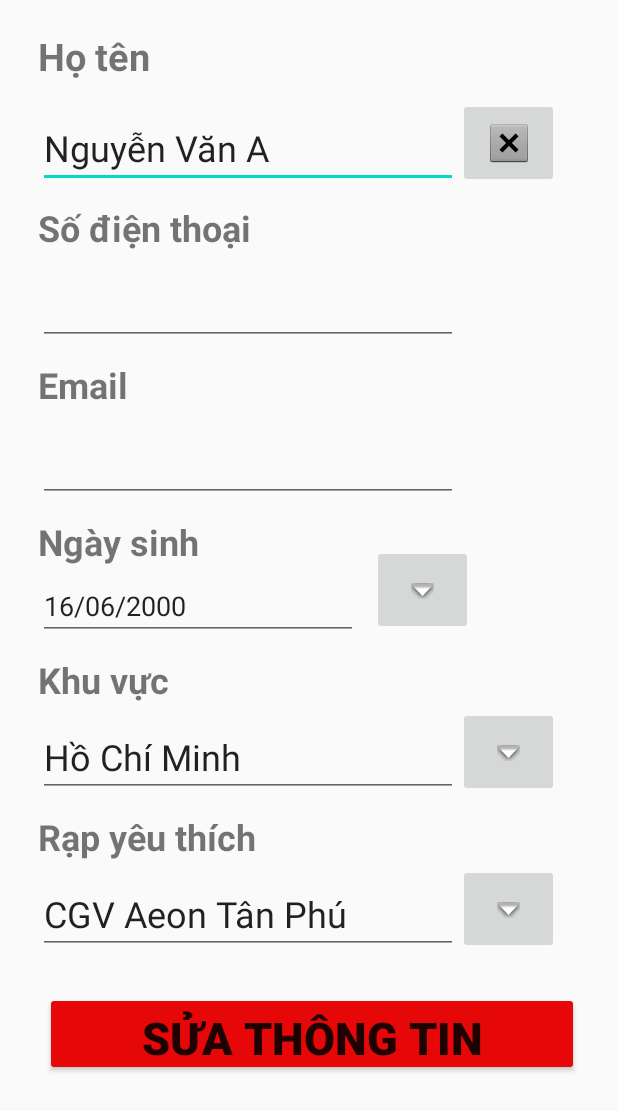
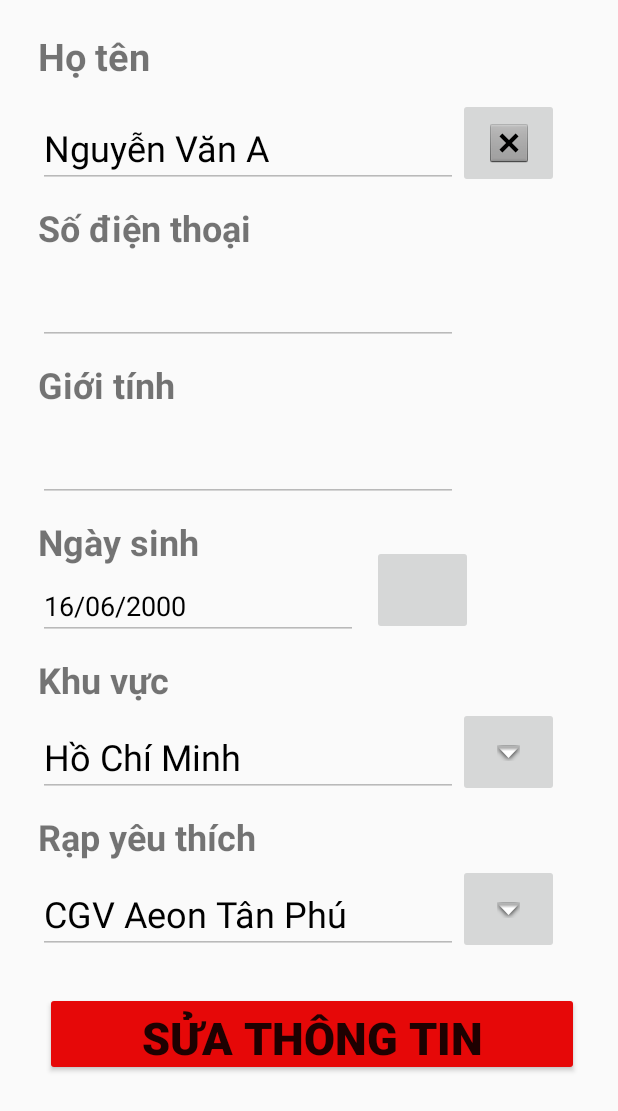
Before and after one commit to BuiNguyenHieuNhan-CDTH18PMC/DoAnLTDD, an Android app: the layout activity_form__thong__tin.xml on its own in the app's theme, with its tools: preview values and no code run, on a phone screen of 412 x 824 dp. Shown: the top 1111 px of the screen. Run offline under Robolectric (Android 15) with nearby library versions, the phone set to English and light mode, and no system bars; network calls fail.

Commit message:
cap nhat lan 3

```diff
--- a/Demo1111/app/src/main/java/com/example/demo11_11/ChiTietPhim/ThongTin.java
+++ b/Demo1111/app/src/main/java/com/example/demo11_11/ChiTietPhim/ThongTin.java
@@ -40,7 +40,6 @@ public class ThongTin extends Fragment {
     String shareProFile = "com.show_phim.dang_chieu";
     TextView ten, nd;
     EditText khoichieu, theloai, daodien, dienvien, thoiluong, quocgia;
-    Intent intent = new Intent();
     @Override
     public View onCreateView(LayoutInflater inflater, ViewGroup container,
                              Bundle savedInstanceState) {
--- a/Demo1111/app/src/main/res/layout/activity_form__thong__tin.xml
+++ b/Demo1111/app/src/main/res/layout/activity_form__thong__tin.xml
@@ -17,13 +17,7 @@
         android:textSize="25sp"
         android:textStyle="bold"
         android:layout_marginLeft="25dp"
-        android:layout_marginTop="20dp"
-        app:layout_constraintBottom_toBottomOf="parent"
-        app:layout_constraintEnd_toEndOf="parent"
-        app:layout_constraintHorizontal_bias="0.136"
-        app:layout_constraintStart_toStartOf="parent"
-        app:layout_constraintTop_toTopOf="parent"
-        app:layout_constraintVertical_bias="0.067" />
+        android:layout_marginTop="20dp"/>
     <EditText
         android:id="@+id/editTextHoTen"
         android:layout_width="wrap_content"
@@ -35,12 +29,8 @@
         android:textSize="24sp"
         android:layout_below="@id/txtHoten"
         android:layout_marginLeft="25dp"
-        app:layout_constraintBottom_toBottomOf="parent"
-        app:layout_constraintEnd_toEndOf="parent"
-        app:layout_constraintHorizontal_bias="0.315"
-        app:layout_constraintStart_toStartOf="parent"
-        app:layout_constraintTop_toTopOf="parent"
-        app:layout_constraintVertical_bias="0.115" />
+        android:textColor="@color/black"
+        android:enabled="false"/>
 
     <ImageButton
         android:id="@+id/imagexoa"
@@ -59,13 +49,7 @@
         android:layout_marginTop="10dp"
         android:textStyle="bold"
         android:layout_below="@id/editTextHoTen"
-        android:layout_marginLeft="25dp"
-        app:layout_constraintBottom_toBottomOf="parent"
-        app:layout_constraintEnd_toEndOf="parent"
-        app:layout_constraintHorizontal_bias="0.136"
-        app:layout_constraintStart_toStartOf="parent"
-        app:layout_constraintTop_toTopOf="parent"
-        app:layout_constraintVertical_bias="0.187" />
+        android:layout_marginLeft="25dp"/>
     <EditText
         android:id="@+id/editTextSDT"
         android:layout_width="wrap_content"
@@ -76,44 +60,30 @@
         android:layout_marginTop="10dp"
         android:layout_below="@id/txtSDT"
         android:layout_marginLeft="25dp"
-        app:layout_constraintBottom_toBottomOf="parent"
-        app:layout_constraintEnd_toEndOf="parent"
-        app:layout_constraintHorizontal_bias="0.315"
-        app:layout_constraintStart_toStartOf="parent"
-        app:layout_constraintTop_toTopOf="parent"
-        app:layout_constraintVertical_bias="0.238" />
+        android:textColor="@color/black"
+        android:enabled="false"/>
     <TextView
-        android:id="@+id/txtEmail"
+        android:id="@+id/tv_GioiTinh"
         android:layout_width="103dp"
         android:layout_height="31dp"
-        android:text="Email"
+        android:text="Giới tính"
         android:textSize="24sp"
         android:textStyle="bold"
         android:layout_marginTop="10dp"
         android:layout_below="@id/editTextSDT"
-        android:layout_marginLeft="25dp"
-        app:layout_constraintBottom_toBottomOf="parent"
-        app:layout_constraintEnd_toEndOf="parent"
-        app:layout_constraintHorizontal_bias="0.136"
-        app:layout_constraintStart_toStartOf="parent"
-        app:layout_constraintTop_toTopOf="parent"
-        app:layout_constraintVertical_bias="0.307" />
+        android:layout_marginLeft="25dp" />
     <EditText
-        android:id="@+id/editTextEmail"
+        android:id="@+id/editTextGioiTinh"
         android:layout_width="wrap_content"
         android:layout_height="wrap_content"
         android:ems="10"
         android:inputType="textEmailAddress"
-        android:layout_below="@id/txtEmail"
+        android:layout_below="@id/tv_GioiTinh"
         android:layout_marginLeft="25dp"
         android:textSize="24sp"
         android:layout_marginTop="10dp"
-        app:layout_constraintBottom_toBottomOf="parent"
-        app:layout_constraintEnd_toEndOf="parent"
-        app:layout_constraintHorizontal_bias="0.315"
-        app:layout_constraintStart_toStartOf="parent"
-        app:layout_constraintTop_toTopOf="parent"
-        app:layout_constraintVertical_bias="0.362" />
+        android:textColor="@color/black"
+        android:enabled="false"/>
     <TextView
         android:id="@+id/txtngay"
         android:layout_width="161dp"
@@ -121,15 +91,9 @@
         android:text="Ngày sinh"
         android:textSize="24sp"
         android:layout_marginTop="10dp"
-        android:layout_below="@id/editTextEmail"
+        android:layout_below="@id/editTextGioiTinh"
         android:layout_marginLeft="25dp"
-        android:textStyle="bold"
-        app:layout_constraintBottom_toBottomOf="parent"
-        app:layout_constraintEnd_toEndOf="parent"
-        app:layout_constraintHorizontal_bias="0.168"
-        app:layout_constraintStart_toStartOf="parent"
-        app:layout_constraintTop_toTopOf="parent"
-        app:layout_constraintVertical_bias="0.425" />
+        android:textStyle="bold"/>
     <EditText
         android:id="@+id/ngay"
         android:layout_width="wrap_content"
@@ -140,10 +104,8 @@
         android:ems="10"
         android:inputType="textPersonName"
         android:text="16/06/2000"
-        app:layout_constraintBottom_toBottomOf="parent"
-        app:layout_constraintEnd_toEndOf="parent"
-        app:layout_constraintStart_toStartOf="parent"
-        app:layout_constraintTop_toTopOf="parent" />
+        android:textColor="@color/black"
+        android:enabled="false"/>
 
 
     <ImageButton
@@ -154,12 +116,7 @@
         android:layout_marginLeft="9dp"
         android:layout_marginBottom="3dp"
         android:layout_toRightOf="@id/ngay"
-        android:onClick="chonngay"
-        app:layout_constraintBottom_toBottomOf="parent"
-        app:layout_constraintEnd_toEndOf="parent"
-        app:layout_constraintStart_toEndOf="@+id/ngay"
-        app:layout_constraintTop_toTopOf="parent"
-        app:srcCompat="@android:drawable/arrow_down_float" />
+        android:onClick="chonngay"/>
 
     <TextView
         android:id="@+id/txtkhuvuc"
@@ -170,13 +127,7 @@
         android:layout_marginLeft="25dp"
         android:layout_below="@id/ngay"
         android:textSize="24sp"
-        android:textStyle="bold"
-        app:layout_constraintBottom_toBottomOf="parent"
-        app:layout_constraintEnd_toEndOf="parent"
-        app:layout_constraintHorizontal_bias="0.168"
-        app:layout_constraintStart_toStartOf="parent"
-        app:layout_constraintTop_toTopOf="parent"
-        app:layout_constraintVertical_bias="0.534" />
+        android:textStyle="bold"/>
 
     <EditText
         android:id="@+id/editTextkhuvuc"
@@ -189,12 +140,8 @@
         android:layout_marginLeft="25dp"
         android:textSize="24sp"
         android:layout_marginTop="10dp"
-        app:layout_constraintBottom_toBottomOf="parent"
-        app:layout_constraintEnd_toEndOf="parent"
-        app:layout_constraintHorizontal_bias="0.315"
-        app:layout_constraintStart_toStartOf="parent"
-        app:layout_constraintTop_toTopOf="parent"
-        app:layout_constraintVertical_bias="0.597" />
+        android:textColor="@color/black"
+        android:enabled="false" />
 
     <ImageButton
         android:id="@+id/imagekhuvuc"
@@ -212,13 +159,7 @@
         android:layout_marginTop="10dp"
         android:layout_below="@id/editTextkhuvuc"
         android:textSize="24sp"
-        android:textStyle="bold"
-        app:layout_constraintBottom_toBottomOf="parent"
-        app:layout_constraintEnd_toEndOf="parent"
-        app:layout_constraintHorizontal_bias="0.168"
-        app:layout_constraintStart_toStartOf="parent"
-        app:layout_constraintTop_toTopOf="parent"
-        app:layout_constraintVertical_bias="0.654" />
+        android:textStyle="bold" />
 
     <EditText
         android:id="@+id/editTextrap"
@@ -230,13 +171,9 @@
         android:textSize="24sp"
         android:layout_marginLeft="25dp"
         android:layout_below="@id/txtrap"
-        app:layout_constraintBottom_toBottomOf="parent"
-        app:layout_constraintEnd_toEndOf="parent"
-        app:layout_constraintHorizontal_bias="0.315"
         android:layout_marginTop="10dp"
-        app:layout_constraintStart_toStartOf="parent"
-        app:layout_constraintTop_toTopOf="parent"
-        app:layout_constraintVertical_bias="0.721" />
+        android:textColor="@color/black"
+        android:enabled="false"/>
     <ImageButton
         android:id="@+id/imagerap"
         android:layout_width="67dp"
@@ -255,13 +192,7 @@
         android:layout_below="@id/editTextrap"
         android:layout_marginLeft="30dp"
         android:layout_marginTop="25dp"
-        android:onClick="sua"
-        app:layout_constraintBottom_toBottomOf="parent"
-        app:layout_constraintEnd_toEndOf="parent"
-        app:layout_constraintHorizontal_bias="0.495"
-        app:layout_constraintStart_toStartOf="parent"
-        app:layout_constraintTop_toBottomOf="@+id/editTextrap"
-        app:layout_constraintVertical_bias="0.401" />
+        android:onClick="sua"/>
 
     </RelativeLayout>
 </ScrollView>
```
Also changed, not shown: Demo1111/app/src/main/java/com/example/demo11_11/DangNhap/Form_Dang_Nhap.java (+12 -2 lines), Demo1111/app/src/main/java/com/example/demo11_11/InfoUser/form_Thong_Tin.java (+36 -25 lines), Demo1111/app/src/main/java/com/example/demo11_11/MainActivity.java (+13 -3 lines).
